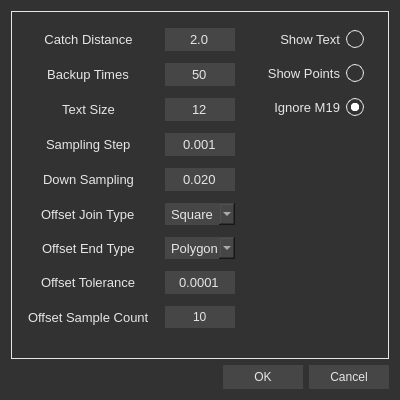
First picture: the form in src/ui/Setting.ui, repository chen6556/DSV, before the edit.
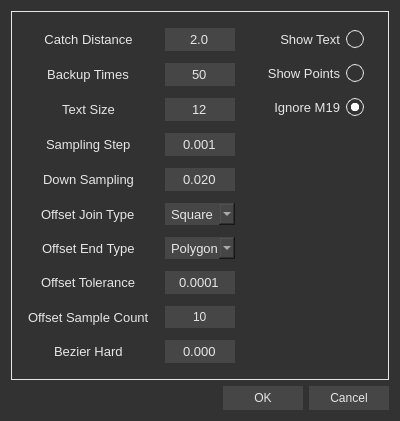
Second picture: the form after the edit. Icons and pictures are not drawn.

The edit to the form file:
```diff
--- a/src/ui/Setting.ui
+++ b/src/ui/Setting.ui
@@ -7,7 +7,7 @@
     <x>0</x>
     <y>0</y>
     <width>400</width>
-    <height>400</height>
+    <height>421</height>
    </rect>
   </property>
   <property name="minimumSize">
@@ -63,7 +63,7 @@
         <x>0</x>
         <y>0</y>
         <width>380</width>
-        <height>350</height>
+        <height>371</height>
        </rect>
       </property>
       <property name="font">
@@ -641,6 +641,57 @@
            </property>
           </widget>
          </item>
+         <item row="9" column="0">
+          <widget class="QLabel" name="label_7">
+           <property name="minimumSize">
+            <size>
+             <width>0</width>
+             <height>22</height>
+            </size>
+           </property>
+           <property name="font">
+            <font>
+             <pointsize>10</pointsize>
+            </font>
+           </property>
+           <property name="text">
+            <string>Bezier Hard</string>
+           </property>
+          </widget>
+         </item>
+         <item row="9" column="1">
+          <widget class="QDoubleSpinBox" name="bezier_hard">
+           <property name="minimumSize">
+            <size>
+             <width>0</width>
+             <height>22</height>
+            </size>
+           </property>
+           <property name="font">
+            <font>
+             <pointsize>10</pointsize>
+            </font>
+           </property>
+           <property name="contextMenuPolicy">
+            <enum>Qt::ContextMenuPolicy::NoContextMenu</enum>
+           </property>
+           <property name="frame">
+            <bool>false</bool>
+           </property>
+           <property name="alignment">
+            <set>Qt::AlignmentFlag::AlignCenter</set>
+           </property>
+           <property name="buttonSymbols">
+            <enum>QAbstractSpinBox::ButtonSymbols::NoButtons</enum>
+           </property>
+           <property name="decimals">
+            <number>3</number>
+           </property>
+           <property name="singleStep">
+            <double>0.001000000000000</double>
+           </property>
+          </widget>
+         </item>
         </layout>
        </item>
        <item>
```
Left out of the diff: 3 changed lines with no effect on the pictures.
